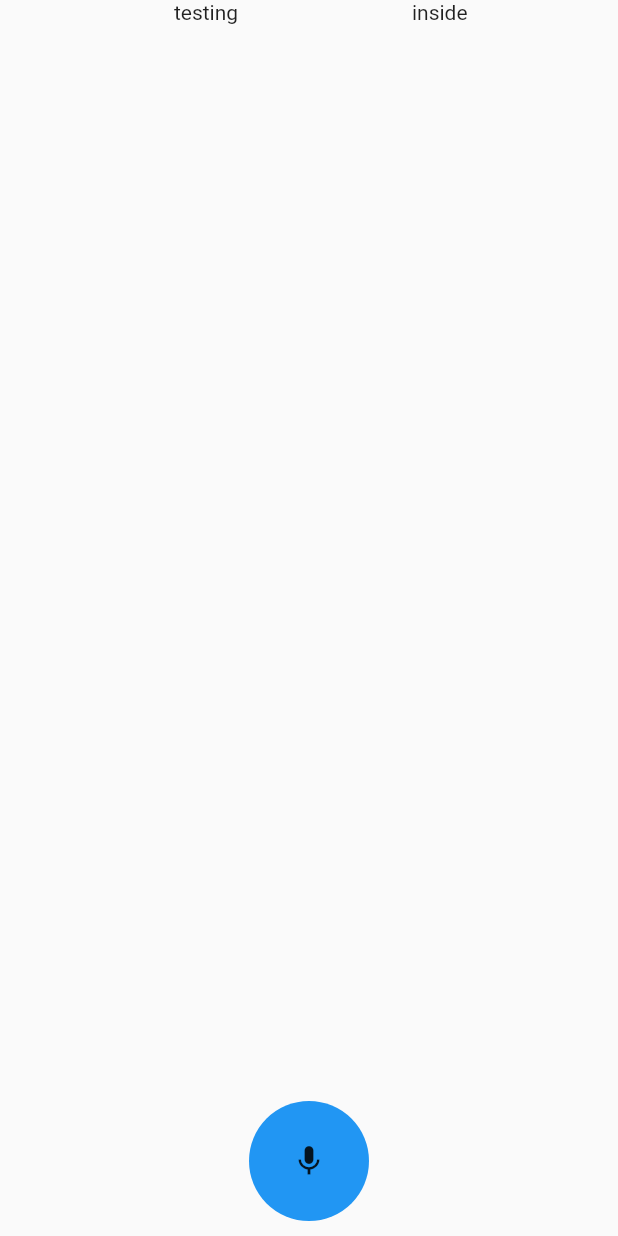
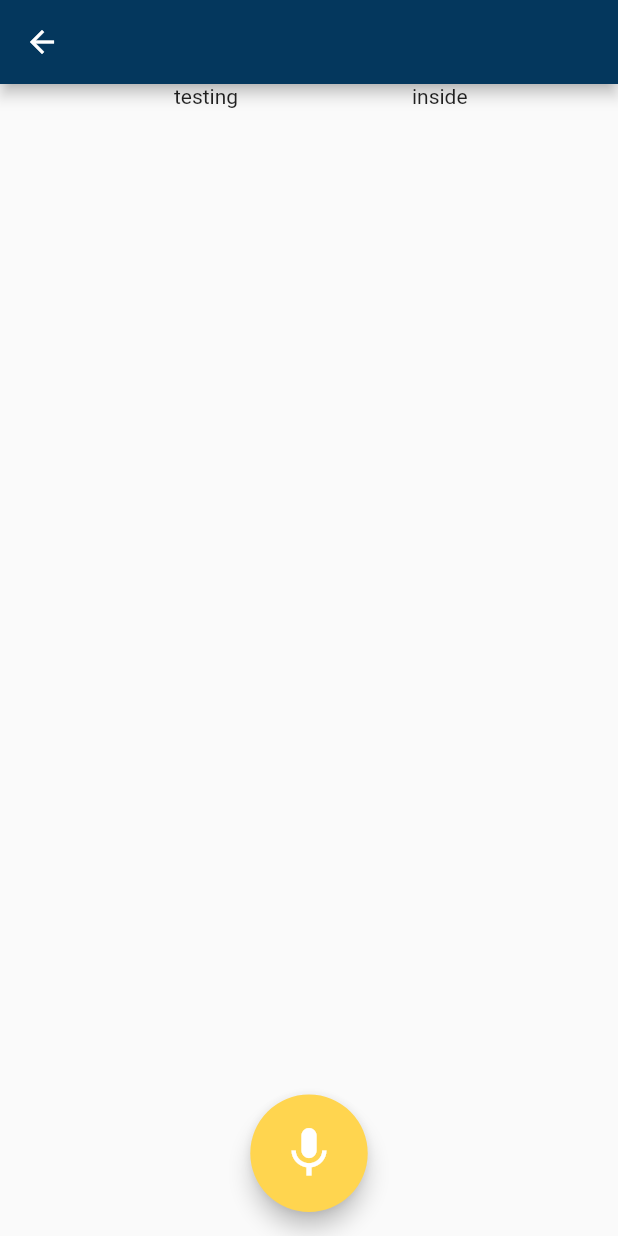
Before and after one commit to robincylee/learn_flutter, a Flutter app: the RecordPage screen opened by its route, on a phone screen of 412 x 824 dp. Run offline on Flutter 3.47's test engine with Material 2 defaults, Android fonts, the phone set to English and light mode, and no system bars; our stand-ins replace flushbar.

Commit message:
added flushbar and floatingactionbutton

```diff
--- a/lib/pages/profile_page.dart
+++ b/lib/pages/profile_page.dart
@@ -6,7 +6,7 @@ class ProfilePage extends StatelessWidget {
     return new Container(
         child: new Center(
       child: new Text(
-        'Show handsome check in...',
+        'Show handsome profile details...',
         style: new TextStyle(fontSize: 20.0),
       ),
     ));
--- a/lib/pages/record_page.dart
+++ b/lib/pages/record_page.dart
@@ -1,9 +1,12 @@
+import 'dart:math';
+
 import 'package:flutter/material.dart';
 
 class RecordPage extends StatelessWidget {
   @override
   Widget build(BuildContext context) {
     return new Scaffold(
+        appBar: AppBar(),
         body: new Center(
             child: Column(
           mainAxisSize: MainAxisSize.max,
@@ -30,25 +33,52 @@ class RecordPage extends StatelessWidget {
             Expanded(
                 child: Align(
                     alignment: Alignment.bottomCenter,
-                child: Container(
-                  margin: EdgeInsets.all(10),
-                  decoration: const ShapeDecoration(
-                    color: Colors.blue,
-                    shape: CircleBorder(),
+                    child: Scaffold(
+                      floatingActionButtonLocation:
+                          FloatingActionButtonLocation.centerFloat,
+                      floatingActionButton: Container(
+                        height: MediaQuery.of(context).size.width * 0.19,
+                        width: MediaQuery.of(context).size.width * 0.19,
+                        child: FloatingActionButton(
+                          child: Icon(
+                            Icons.mic,
+                            size: 40,
                           ),
-                  child: IconButton(
-                    splashColor: Colors.amber,
-                    splashRadius: 45,
-                    padding: EdgeInsets.all(28),
-                    icon: Icon(Icons.mic),
+                          backgroundColor: Colors.amber[300],
                           onPressed: () {
-                      print("mic recooord");
-                      Navigator.pushReplacementNamed(context, '/',
-                          arguments: {'record_status': 'Success'});
+                            Navigator.pop(context, getRandom());
                           },
                         ),
+                      ),
+                      // margin: EdgeInsets.all(10),
+                      // decoration: const ShapeDecoration(
+                      //   color: Colors.blue,
+                      //   shape: CircleBorder(),
+                      // ),
+
+                      // child: IconButton(
+                      //   splashColor: Colors.amber,
+                      //   splashRadius: 45,
+                      //   padding: EdgeInsets.all(28),
+                      //   icon: Icon(Icons.mic),
+                      //   onPressed: () {
+                      //     Navigator.pop(context, getRandom());
+                      //   },
+                      // ),
                     )))
           ],
         )));
   }
 }
+
+getRandom() {
+  int lucky = Random().nextInt(3);
+  switch (lucky) {
+    case 0:
+      return 'Success';
+    case 1:
+      return 'Fail';
+    case 2:
+      return 'No changes';
+  }
+}
--- a/pubspec.yaml
+++ b/pubspec.yaml
@@ -28,6 +28,7 @@ dependencies:
   audioplayers: ^0.16.1
   permission_handler: ^5.0.1+1
   http: ^0.12.0+2
+  flushbar: ^1.10.4
 
   # The following adds the Cupertino Icons font to your application.
   # Use with the CupertinoIcons class for iOS style icons.
```
Also changed, not shown: lib/main.dart (+4 -12 lines), lib/pages/choose_type.dart (+40 -3 lines), pubspec.lock. Lines whose indentation alone changed are shown as unchanged.
